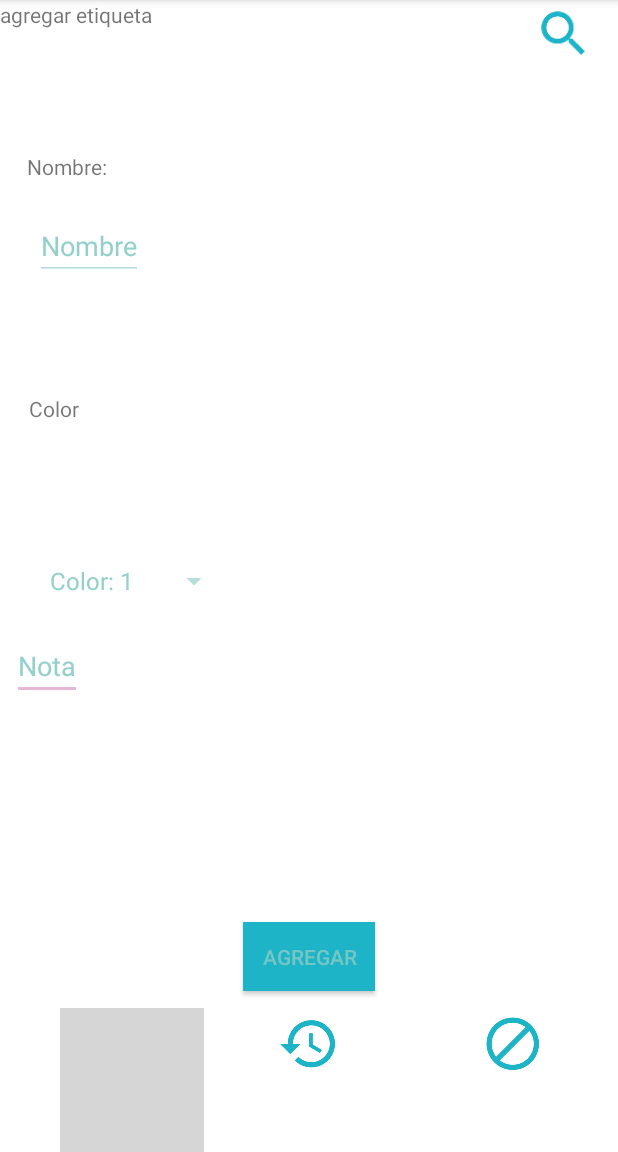
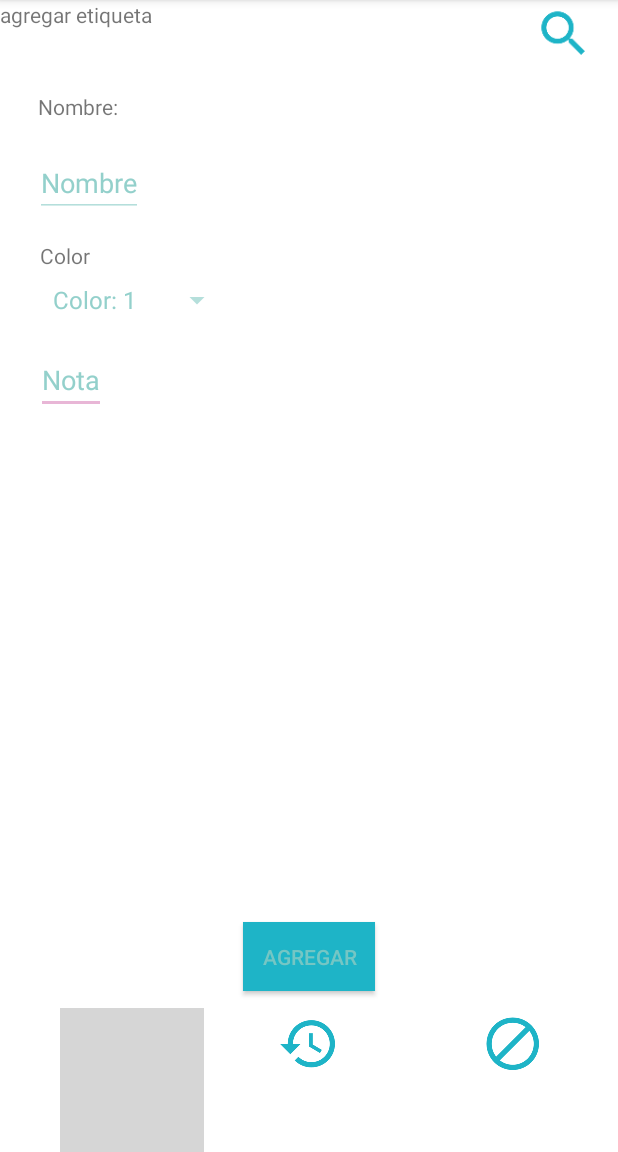
Before and after one commit to jeison-nura/dise-o, an Android app: the añadirEtiqueta screen opened directly, with no data from a screen before it, on a phone screen of 412 x 824 dp, the part 84-1236 px from its top. Run offline under Robolectric (Android 15) with nearby library versions, the phone set to English and light mode, and no system bars; grey boxes are pictures that could not be loaded.

Commit message:
changes in position of objects
changes in some objects to organize the position

```diff
--- a/app/src/main/java/com/example/jeison/entrega2/añadirEtiqueta.java
+++ b/app/src/main/java/com/example/jeison/entrega2/añadirEtiqueta.java
@@ -3,22 +3,38 @@ package com.example.jeison.entrega2;
 import android.content.Intent;
 import android.os.Bundle;
 import android.support.v7.app.AppCompatActivity;
+import android.view.Gravity;
 import android.view.View;
 import android.widget.ArrayAdapter;
+import android.widget.Button;
 import android.widget.ImageView;
 import android.widget.Spinner;
+import android.widget.Toast;
 
 import java.util.ArrayList;
 
 public class añadirEtiqueta extends AppCompatActivity {
 
     private ImageView botonAgregarR,botonRecuperarR,botonOlvidarR;
+    private Button botonAgregarEtiqueta;
 
 
     @Override
     protected void onCreate(Bundle savedInstanceState) {
         super.onCreate(savedInstanceState);
         setContentView(R.layout.aniadir_etiqueta);
+
+        botonAgregarEtiqueta = findViewById(R.id.button2);
+
+        botonAgregarEtiqueta.setOnClickListener(new View.OnClickListener() {
+            @Override
+            public void onClick(View v) {
+                Toast toast1 =
+                Toast.makeText(getApplicationContext(),"Etiqueta agregada",Toast.LENGTH_SHORT);
+                toast1.setGravity(Gravity.CENTER,0,0);
+                toast1.show();
+            }
+        });
 
         botonAgregarR = findViewById(R.id.botonAgregarRec);
 
--- a/app/src/main/res/layout/agregar_etiqueta.xml
+++ b/app/src/main/res/layout/agregar_etiqueta.xml
@@ -29,7 +29,7 @@
         <TextView
             android:id="@+id/pag"
             android:layout_width="match_parent"
-            android:layout_height="38dp"
+            android:layout_height="wrap_content"
             android:layout_toEndOf="@+id/back_bttn"
             android:text="agregar etiqueta" />
 
--- a/app/src/main/res/layout/aniadir_etiqueta.xml
+++ b/app/src/main/res/layout/aniadir_etiqueta.xml
@@ -80,35 +80,32 @@
         android:id="@+id/spinner"
         android:layout_width="wrap_content"
         android:layout_height="wrap_content"
-        android:layout_marginBottom="8dp"
         android:layout_marginEnd="8dp"
         android:layout_marginStart="8dp"
         android:layout_marginTop="8dp"
-        app:layout_constraintBottom_toTopOf="@+id/relativeLayout3"
         app:layout_constraintEnd_toEndOf="parent"
-        app:layout_constraintHorizontal_bias="0.065"
+        app:layout_constraintHorizontal_bias="0.071"
         app:layout_constraintStart_toStartOf="parent"
-        app:layout_constraintTop_toBottomOf="@+id/relativeLayout2"
-        app:layout_constraintVertical_bias="0.549" />
+        app:layout_constraintTop_toBottomOf="@+id/textView3" />
 
 
     <android.support.design.widget.TextInputLayout
         android:id="@+id/nota"
         android:layout_width="wrap_content"
         android:layout_height="wrap_content"
-        android:layout_marginBottom="8dp"
         android:layout_marginEnd="8dp"
         android:layout_marginStart="8dp"
         android:layout_marginTop="8dp"
-        app:layout_constraintBottom_toTopOf="@+id/relativeLayout3"
         app:layout_constraintEnd_toEndOf="parent"
         app:layout_constraintHorizontal_bias="0.0"
         app:layout_constraintStart_toStartOf="parent"
-        app:layout_constraintTop_toBottomOf="@+id/spinner"
-        app:layout_constraintVertical_bias="0.016">
+        app:layout_constraintTop_toBottomOf="@+id/spinner">
 
         <android.support.design.widget.TextInputEditText
             android:id="@+id/nota_recordatorio"
+            android:layout_marginEnd="16dp"
+            android:layout_marginStart="16dp"
+            android:layout_marginTop="16dp"
             android:layout_width="match_parent"
             android:layout_height="wrap_content"
             android:text="Nota" />
@@ -118,17 +115,14 @@
         android:id="@+id/textView2"
         android:layout_width="wrap_content"
         android:layout_height="wrap_content"
-        android:layout_marginBottom="8dp"
-        android:layout_marginEnd="8dp"
-        android:layout_marginStart="8dp"
-        android:layout_marginTop="8dp"
+        android:layout_marginEnd="16dp"
+        android:layout_marginStart="16dp"
+        android:layout_marginTop="16dp"
         android:text="Nombre:"
-        app:layout_constraintBottom_toTopOf="@+id/spinner"
         app:layout_constraintEnd_toEndOf="parent"
         app:layout_constraintHorizontal_bias="0.029"
         app:layout_constraintStart_toStartOf="parent"
-        app:layout_constraintTop_toBottomOf="@+id/relativeLayout2"
-        app:layout_constraintVertical_bias="0.162" />
+        app:layout_constraintTop_toBottomOf="@+id/relativeLayout2" />
 
     <android.support.design.widget.TextInputLayout
         android:id="@+id/textInputLayout3"
@@ -137,12 +131,10 @@
         android:layout_marginEnd="8dp"
         android:layout_marginStart="8dp"
         android:layout_marginTop="8dp"
-        app:layout_constraintBottom_toTopOf="@+id/spinner"
         app:layout_constraintEnd_toEndOf="parent"
         app:layout_constraintHorizontal_bias="0.048"
         app:layout_constraintStart_toStartOf="parent"
-        app:layout_constraintTop_toBottomOf="@+id/textView2"
-        app:layout_constraintVertical_bias="0.01">
+        app:layout_constraintTop_toBottomOf="@+id/textView2">
 
         <android.support.design.widget.TextInputEditText
             android:id="@+id/nombre_eti"
@@ -155,17 +147,14 @@
         android:id="@+id/textView3"
         android:layout_width="wrap_content"
         android:layout_height="wrap_content"
-        android:layout_marginBottom="8dp"
-        android:layout_marginEnd="8dp"
-        android:layout_marginStart="8dp"
-        android:layout_marginTop="8dp"
+        android:layout_marginEnd="16dp"
+        android:layout_marginStart="16dp"
+        android:layout_marginTop="16dp"
         android:text="Color"
-        app:layout_constraintBottom_toTopOf="@+id/spinner"
         app:layout_constraintEnd_toEndOf="parent"
         app:layout_constraintHorizontal_bias="0.031"
         app:layout_constraintStart_toStartOf="parent"
-        app:layout_constraintTop_toBottomOf="@+id/textInputLayout3"
-        app:layout_constraintVertical_bias="0.444" />
+        app:layout_constraintTop_toBottomOf="@+id/textInputLayout3" />
 
     <Button
         android:id="@+id/button2"
```
Also changed, not shown: app/src/main/res/layout/agregar_recordatorio.xml (+5 -17 lines), app/src/main/res/layout/mapa_add.xml (+18 -7 lines), 2233 other files.
